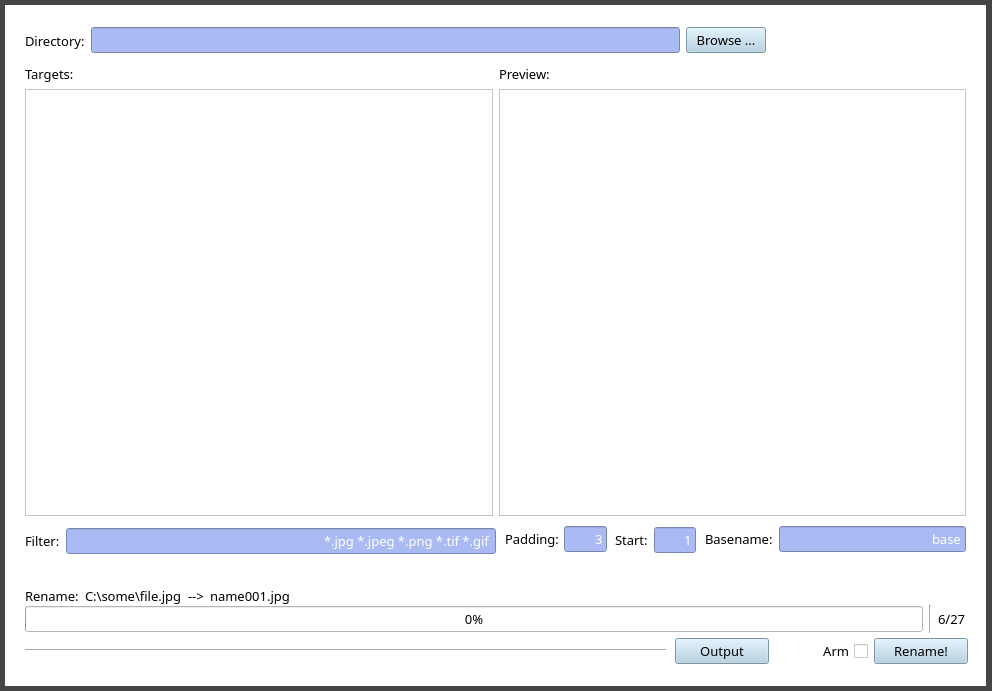
First picture: the form in batchrename.ui, repository 0E9B061F/batchrename, before the edit.
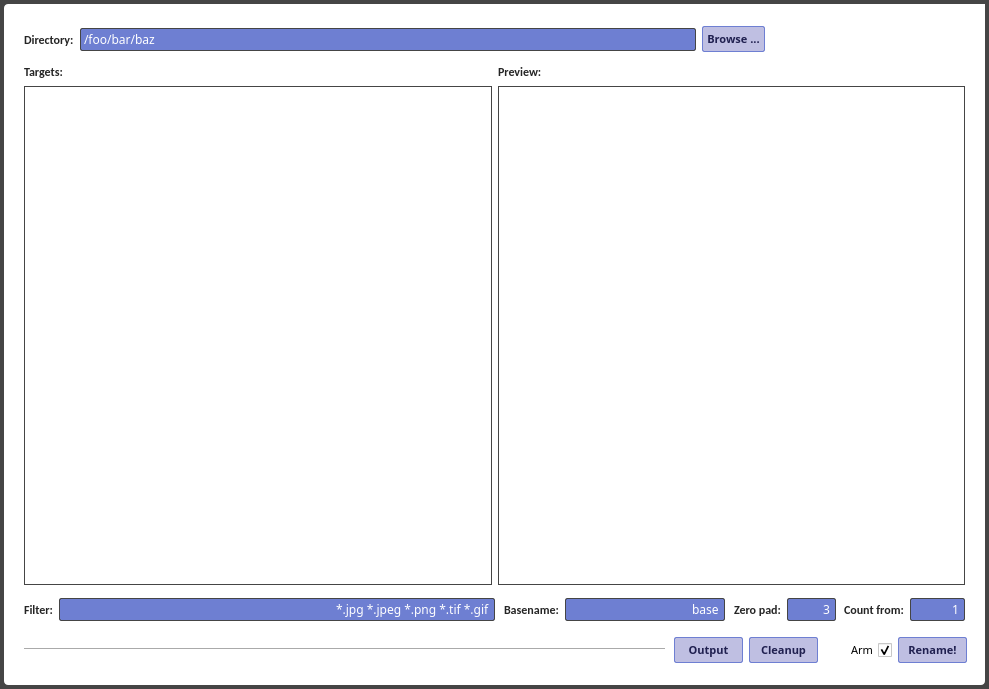
Second picture: the form after the edit. Icons and pictures are not drawn.

```diff
--- a/batchrename.ui
+++ b/batchrename.ui
@@ -7,20 +7,20 @@
    <rect>
     <x>0</x>
     <y>0</y>
-    <width>992</width>
-    <height>691</height>
+    <width>989</width>
+    <height>689</height>
    </rect>
   </property>
   <property name="minimumSize">
    <size>
-    <width>992</width>
-    <height>691</height>
+    <width>989</width>
+    <height>689</height>
    </size>
   </property>
   <property name="maximumSize">
    <size>
-    <width>992</width>
-    <height>691</height>
+    <width>989</width>
+    <height>689</height>
    </size>
   </property>
   <property name="palette">
@@ -116,8 +116,7 @@
   </property>
   <property name="font">
    <font>
-    <family>Candara</family>
-    <pointsize>10</pointsize>
+    <family>Calibri,Bitstream Vera Sans,Sans,sans-serif</family>
    </font>
   </property>
   <property name="acceptDrops">
@@ -130,19 +129,81 @@
    <bool>false</bool>
   </property>
   <property name="styleSheet">
-   <string notr="true">background-color: #454545;</string>
+   <string notr="true">#BatchRename {
+	background-color: #454545;
+	font-family: Calibri, Bitstream Vera Sans, Sans, sans-serif;
+}
+
+QWidget {
+	background-color: white;
+}
+
+#Wrapper {
+	background-color: white;
+	border-radius: 4px;
+}
+
+QLineEdit, QComboBox {
+	background-color: #6e7fd2;
+	color: #FFFFFF;
+	padding: 1px;
+	border-style: solid;
+	border: 1px solid #454545;
+	border-radius: 2px;
+	font-family: Terminus, Consolas, &quot;Courier New&quot;, monospace;
+}
+
+QPushButton {
+	font-family: Calibri, Bitstream Vera Sans, Sans, sans-serif;
+	background-color: #bfbfe2;
+	color: #202050;
+	padding: 4px;
+	border: 1px solid #6e7fd2;
+	border-radius: 2px;
+	font-family: Candara;
+	font-weight: bold;
+	font-style: normal;
+	font-size: 8pt;
+}
+#exitButton {
+	background-color: none;
+	border: none;
+}
+
+QToolTip {
+	font-family: Calibri, Bitstream Vera Sans, Sans, sans-serif;
+	color: #191919;
+	background-color: #ffffe0;
+	border: 1px solid #454545;
+	font-size: 8pt;
+}
+
+QListView {
+	font-family: Terminus, Consolas, &quot;Courier New&quot;, monospace;
+	border: 1px solid #454545;
+	padding: 5px;
+}
+
+QCheckBox {
+}
+
+QLabel {
+	font-family: Calibri, Bitstream Vera Sans, Sans, sans-serif;
+	font-weight: bold;
+	color: #252525;
+}</string>
   </property>
   <widget class="QWidget" name="Wrapper" native="true">
    <property name="geometry">
     <rect>
-     <x>5</x>
-     <y>5</y>
+     <x>4</x>
+     <y>4</y>
      <width>981</width>
      <height>681</height>
     </rect>
    </property>
    <property name="styleSheet">
-    <string notr="true">background-color: white;</string>
+    <string notr="true"/>
    </property>
    <widget class="QWidget" name="widget" native="true">
     <property name="geometry">
@@ -186,8 +247,9 @@
       <widget class="QLabel" name="directoryLabel">
        <property name="font">
         <font>
-         <family>Candara</family>
-         <pointsize>10</pointsize>
+         <family>Calibri,Bitstream Vera Sans,Sans,sans-serif</family>
+         <weight>75</weight>
+         <bold>true</bold>
         </font>
        </property>
        <property name="text">
@@ -199,18 +261,17 @@
       <widget class="QLineEdit" name="directoryInput">
        <property name="font">
         <font>
-         <family>Candara</family>
-         <pointsize>10</pointsize>
+         <family>Terminus,Consolas,Courier New,monospace</family>
         </font>
        </property>
        <property name="toolTip">
         <string>Select the directory containing the image files to be renamed</string>
        </property>
        <property name="styleSheet">
-        <string notr="true">background-color: #aabaf2; color: #FFFFFF;</string>
+        <string notr="true"/>
        </property>
        <property name="text">
-        <string/>
+        <string>/foo/bar/baz</string>
        </property>
       </widget>
      </item>
@@ -219,11 +280,14 @@
        <property name="font">
         <font>
          <family>Candara</family>
-         <pointsize>10</pointsize>
+         <pointsize>8</pointsize>
+         <weight>75</weight>
+         <italic>false</italic>
+         <bold>true</bold>
         </font>
        </property>
        <property name="styleSheet">
-        <string notr="true">background-color: #afcfe2;</string>
+        <string notr="true"/>
        </property>
        <property name="text">
         <string>Browse ...</string>
@@ -238,10 +302,10 @@
    <widget class="QWidget" name="horizontalLayoutWidget_9">
     <property name="geometry">
      <rect>
-      <x>610</x>
-      <y>520</y>
-      <width>81</width>
-      <height>30</height>
+      <x>840</x>
+      <y>590</y>
+      <width>121</width>
+      <height>31</height>
      </rect>
     </property>
     <property name="font">
@@ -255,12 +319,16 @@
       <widget class="QLabel" name="basenameLabel_2">
        <property name="font">
         <font>
-         <family>Candara</family>
-         <pointsize>10</pointsize>
+         <family>Calibri,Bitstream Vera Sans,Sans,sans-serif</family>
+         <weight>75</weight>
+         <bold>true</bold>
         </font>
        </property>
        <property name="text">
-        <string>Start:</string>
+        <string>Count from:</string>
+       </property>
+       <property name="buddy">
+        <cstring>startAtInput</cstring>
        </property>
       </widget>
      </item>
@@ -268,15 +336,14 @@
       <widget class="QLineEdit" name="basenameInput_2">
        <property name="font">
         <font>
-         <family>Candara</family>
-         <pointsize>10</pointsize>
+         <family>Terminus,Consolas,Courier New,monospace</family>
         </font>
        </property>
        <property name="toolTip">
         <string>Choose the base name for the renamed files</string>
        </property>
        <property name="styleSheet">
-        <string notr="true">background-color: #aabaf2; color: #FFFFFF;</string>
+        <string notr="true"/>
        </property>
        <property name="text">
         <string>1</string>
@@ -291,10 +358,10 @@
    <widget class="QWidget" name="horizontalLayoutWidget_4">
     <property name="geometry">
      <rect>
-      <x>700</x>
-      <y>520</y>
-      <width>261</width>
-      <height>28</height>
+      <x>500</x>
+      <y>590</y>
+      <width>221</width>
+      <height>31</height>
      </rect>
     </property>
     <property name="font">
@@ -308,8 +375,9 @@
       <widget class="QLabel" name="basenameLabel">
        <property name="font">
         <font>
-         <family>Candara</family>
-         <pointsize>10</pointsize>
+         <family>Calibri,Bitstream Vera Sans,Sans,sans-serif</family>
+         <weight>75</weight>
+         <bold>true</bold>
         </font>
        </property>
        <property name="text">
@@ -321,15 +389,14 @@
       <widget class="QLineEdit" name="basenameInput">
        <property name="font">
         <font>
-         <family>Candara</family>
-         <pointsize>10</pointsize>
+         <family>Terminus,Consolas,Courier New,monospace</family>
         </font>
        </property>
        <property name="toolTip">
         <string>Choose the base name for the renamed files</string>
        </property>
        <property name="styleSheet">
-        <string notr="true">background-color: #aabaf2; color: #FFFFFF;</string>
+        <string notr="true"/>
        </property>
        <property name="text">
         <string>base</string>
@@ -341,102 +408,13 @@
      </item>
     </layout>
    </widget>
-   <widget class="QWidget" name="horizontalLayoutWidget">
-    <property name="geometry">
-     <rect>
-      <x>20</x>
-      <y>580</y>
-      <width>941</width>
-      <height>22</height>
-     </rect>
-    </property>
-    <property name="font">
-     <font>
-      <family>Candara</family>
-      <pointsize>10</pointsize>
-     </font>
-    </property>
-    <layout class="QHBoxLayout" name="operationGroup">
-     <item>
-      <widget class="QLabel" name="operationLabel">
-       <property name="font">
-        <font>
-         <family>Candara</family>
-         <pointsize>10</pointsize>
-        </font>
-       </property>
-       <property name="text">
-        <string>Rename:</string>
-       </property>
-      </widget>
-     </item>
-     <item>
-      <widget class="QLabel" name="operationInput">
-       <property name="font">
-        <font>
-         <family>Candara</family>
-         <pointsize>10</pointsize>
-        </font>
-       </property>
-       <property name="text">
-        <string>C:\some\file.jpg</string>
-       </property>
-      </widget>
-     </item>
-     <item>
-      <widget class="QLabel" name="operationArrow">
-       <property name="font">
-        <font>
-         <family>Candara</family>
-         <pointsize>10</pointsize>
-        </font>
-       </property>
-       <property name="text">
-        <string>--&gt;</string>
-       </property>
-      </widget>
-     </item>
-     <item>
-      <widget class="QLabel" name="operationOutput">
-       <property name="font">
-        <font>
-         <family>Candara</family>
-         <pointsize>10</pointsize>
-        </font>
-       </property>
-       <property name="text">
-        <string>name001.jpg</string>
-       </property>
-      </widget>
-     </item>
-     <item>
-      <spacer name="operationSeperator">
-       <property name="font">
-        <font>
-         <family>Candara</family>
-         <pointsize>10</pointsize>
-        </font>
-       </property>
-       <property name="orientation">
-        <enum>Qt::Horizontal</enum>
-       </property>
-       <property name="sizeHint" stdset="0">
-        <size>
-         <width>40</width>
-         <height>20</height>
-        </size>
-       </property>
-      </spacer>
-     </item>
-    </layout>
-   </widget>
    <widget class="QWidget" name="horizontalLayoutWidget_6">
     <property name="geometry">
      <rect>
-      <x>500</x>
-      <y>520</y>
+      <x>730</x>
+      <y>590</y>
       <width>102</width>
-      <height>28</height>
+      <height>31</height>
      </rect>
     </property>
     <property name="font">
@@ -450,12 +428,16 @@
       <widget class="QLabel" name="paddingLabel">
        <property name="font">
         <font>
-         <family>Candara</family>
-         <pointsize>10</pointsize>
+         <family>Calibri,Bitstream Vera Sans,Sans,sans-serif</family>
+         <weight>75</weight>
+         <bold>true</bold>
         </font>
        </property>
        <property name="text">
-        <string>Padding:</string>
+        <string>Zero pad:</string>
+       </property>
+       <property name="buddy">
+        <cstring>paddingInput</cstring>
        </property>
       </widget>
      </item>
@@ -463,15 +445,14 @@
       <widget class="QLineEdit" name="paddingInput">
        <property name="font">
         <font>
-         <family>Candara</family>
-         <pointsize>10</pointsize>
+         <family>Terminus,Consolas,Courier New,monospace</family>
         </font>
        </property>
        <property name="toolTip">
         <string>Choose the base name for the renamed files</string>
        </property>
        <property name="styleSheet">
-        <string notr="true">background-color: #aabaf2; color: #FFFFFF;</string>
+        <string notr="true"/>
        </property>
        <property name="text">
         <string>3</string>
@@ -489,7 +470,7 @@
       <x>20</x>
       <y>60</y>
       <width>941</width>
-      <height>451</height>
+      <height>521</height>
      </rect>
     </property>
     <property name="font">
@@ -501,10 +482,17 @@
     <layout class="QGridLayout" name="previewGroup">
      <item row="1" column="0">
       <widget class="QLabel" name="previewTargetsLabel">
+       <property name="maximumSize">
+        <size>
+         <width>100</width>
+         <height>16777215</height>
+        </size>
+       </property>
        <property name="font">
         <font>
-         <family>Candara</family>
-         <pointsize>10</pointsize>
+         <family>Calibri,Bitstream Vera Sans,Sans,sans-serif</family>
+         <weight>75</weight>
+         <bold>true</bold>
         </font>
        </property>
        <property name="toolTip">
@@ -519,8 +507,7 @@
       <widget class="QListView" name="previewOutput">
        <property name="font">
         <font>
-         <family>Consolas</family>
-         <pointsize>9</pointsize>
+         <family>Terminus,Consolas,Courier New,monospace</family>
         </font>
        </property>
        <property name="toolTip">
@@ -535,8 +522,7 @@
       <widget class="QListView" name="previewTargets">
        <property name="font">
         <font>
-         <family>Consolas</family>
-         <pointsize>9</pointsize>
+         <family>Terminus,Consolas,Courier New,monospace</family>
         </font>
        </property>
        <property name="toolTip">
@@ -546,10 +532,17 @@
      </item>
      <item row="1" column="1">
       <widget class="QLabel" name="previewOutputLabel">
+       <property name="maximumSize">
+        <size>
+         <width>100</width>
+         <height>16777215</height>
+        </size>
+       </property>
        <property name="font">
         <font>
-         <family>Candara</family>
-         <pointsize>10</pointsize>
+         <family>Calibri,Bitstream Vera Sans,Sans,sans-serif</family>
+         <weight>75</weight>
+         <bold>true</bold>
         </font>
        </property>
        <property name="toolTip">
@@ -585,9 +578,9 @@
     <property name="geometry">
      <rect>
       <x>20</x>
-      <y>520</y>
+      <y>590</y>
       <width>471</width>
-      <height>32</height>
+      <height>31</height>
      </rect>
     </property>
     <property name="font">
@@ -601,8 +594,9 @@
       <widget class="QLabel" name="filterLabel">
        <property name="font">
         <font>
-         <family>Candara</family>
-         <pointsize>10</pointsize>
+         <family>Calibri,Bitstream Vera Sans,Sans,sans-serif</family>
+         <weight>75</weight>
+         <bold>true</bold>
         </font>
        </property>
        <property name="text">
@@ -614,15 +608,14 @@
       <widget class="QLineEdit" name="filterInput">
        <property name="font">
         <font>
-         <family>Candara</family>
-         <pointsize>10</pointsize>
+         <family>Terminus,Consolas,Courier New,monospace</family>
         </font>
        </property>
        <property name="toolTip">
         <string>Choose the base name for the renamed files</string>
        </property>
        <property name="styleSheet">
-        <string notr="true">background-color: #aabaf2; color: #FFFFFF;</string>
+        <string notr="true"/>
        </property>
        <property name="text">
         <string>*.jpg *.jpeg *.png *.tif *.gif</string>
@@ -634,190 +627,6 @@
      </item>
     </layout>
    </widget>
-   <widget class="QWidget" name="horizontalLayoutWidget_2">
-    <property name="geometry">
-     <rect>
-      <x>20</x>
-      <y>600</y>
-      <width>941</width>
-      <height>28</height>
-     </rect>
-    </property>
-    <property name="font">
-     <font>
-      <family>Candara</family>
-      <pointsize>10</pointsize>
-     </font>
-    </property>
-    <layout class="QHBoxLayout" name="progressGroup">
-     <item>
-      <widget class="QProgressBar" name="progressBar">
-       <property name="palette">
-        <palette>
-         <active>
-          <colorrole role="Button">
-           <brush brushstyle="SolidPattern">
-            <color alpha="255">
-             <red>255</red>
-             <green>255</green>
-             <blue>255</blue>
-            </color>
-           </brush>
-          </colorrole>
-          <colorrole role="Base">
-           <brush brushstyle="SolidPattern">
-            <color alpha="255">
-             <red>255</red>
-             <green>255</green>
-             <blue>255</blue>
-            </color>
-           </brush>
-          </colorrole>
-          <colorrole role="Window">
-           <brush brushstyle="SolidPattern">
-            <color alpha="255">
-             <red>255</red>
-             <green>255</green>
-             <blue>255</blue>
-            </color>
-           </brush>
-          </colorrole>
-          <colorrole role="Highlight">
-           <brush brushstyle="SolidPattern">
-            <color alpha="255">
-             <red>110</red>
-             <green>127</green>
-             <blue>210</blue>
-            </color>
-           </brush>
-          </colorrole>
-         </active>
-         <inactive>
-          <colorrole role="Button">
-           <brush brushstyle="SolidPattern">
-            <color alpha="255">
-             <red>255</red>
-             <green>255</green>
-             <blue>255</blue>
-            </color>
-           </brush>
-          </colorrole>
-          <colorrole role="Base">
-           <brush brushstyle="SolidPattern">
-            <color alpha="255">
-             <red>255</red>
-             <green>255</green>
-             <blue>255</blue>
-            </color>
-           </brush>
-          </colorrole>
-          <colorrole role="Window">
-           <brush brushstyle="SolidPattern">
-            <color alpha="255">
-             <red>255</red>
-             <green>255</green>
-             <blue>255</blue>
-            </color>
-           </brush>
-          </colorrole>
-          <colorrole role="Highlight">
-           <brush brushstyle="SolidPattern">
-            <color alpha="255">
-             <red>110</red>
-             <green>127</green>
-             <blue>210</blue>
-            </color>
-           </brush>
-          </colorrole>
-         </inactive>
-         <disabled>
-          <colorrole role="Button">
-           <brush brushstyle="SolidPattern">
-            <color alpha="255">
-             <red>255</red>
-             <green>255</green>
-             <blue>255</blue>
-            </color>
-           </brush>
-          </colorrole>
-          <colorrole role="Base">
-           <brush brushstyle="SolidPattern">
-            <color alpha="255">
-             <red>255</red>
-             <green>255</green>
-             <blue>255</blue>
-            </color>
-           </brush>
-          </colorrole>
-          <colorrole role="Window">
-           <brush brushstyle="SolidPattern">
-            <color alpha="255">
-             <red>255</red>
-             <green>255</green>
-             <blue>255</blue>
-            </color>
-           </brush>
-          </colorrole>
-          <colorrole role="Highlight">
-           <brush brushstyle="SolidPattern">
-            <color alpha="255">
-             <red>0</red>
-             <green>0</green>
-             <blue>128</blue>
-            </color>
-           </brush>
-          </colorrole>
-         </disabled>
-        </palette>
-       </property>
-       <property name="font">
-        <font>
-         <family>Candara</family>
-         <pointsize>10</pointsize>
-        </font>
-       </property>
-       <property name="styleSheet">
-        <string notr="true"/>
-       </property>
-       <property name="value">
-        <number>0</number>
-       </property>
-       <property name="textVisible">
-        <bool>true</bool>
-       </property>
-       <property name="invertedAppearance">
-        <bool>false</bool>
-       </property>
-      </widget>
-     </item>
-     <item>
-      <widget class="Line" name="progressSeperator">
-       <property name="font">
-        <font>
-         <family>Candara</family>
-         <pointsize>10</pointsize>
-        </font>
-       </property>
-       <property name="orientation">
-        <enum>Qt::Vertical</enum>
-       </property>
-      </widget>
-     </item>
-     <item>
-      <widget class="QLabel" name="progressLabel">
-       <property name="font">
-        <font>
-         <family>Candara</family>
-         <pointsize>10</pointsize>
-        </font>
-       </property>
-       <property name="text">
-        <string>6/27</string>
-       </property>
-      </widget>
-     </item>
-    </layout>
-   </widget>
    <widget class="QWidget" name="horizontalLayoutWidget_5">
     <property name="geometry">
      <rect>
@@ -839,14 +648,17 @@
        <property name="font">
         <font>
          <family>Candara</family>
-         <pointsize>10</pointsize>
+         <pointsize>8</pointsize>
+         <weight>75</weight>
+         <italic>false</italic>
+         <bold>true</bold>
         </font>
        </property>
        <property name="toolTip">
         <string>Perform the batch rename operation</string>
        </property>
        <property name="styleSheet">
-        <string notr="true">background-color: #afcfe2;</string>
+        <string notr="true"/>
        </property>
        <property name="text">
         <string>Output</string>
@@ -854,12 +666,40 @@
       </widget>
      </item>
      <item>
-      <widget class="QCheckBox" name="renameSafety">
+      <widget class="QPushButton" name="cleanupButton">
        <property name="font">
         <font>
          <family>Candara</family>
-         <pointsize>10</pointsize>
+         <pointsize>8</pointsize>
+         <weight>75</weight>
+         <italic>false</italic>
+         <bold>true</bold>
         </font>
+       </property>
+       <property name="cursor">
+        <cursorShape>PointingHandCursor</cursorShape>
+       </property>
+       <property name="toolTip">
+        <string>Delete any existing renamed files</string>
+       </property>
+       <property name="styleSheet">
+        <string notr="true"/>
+       </property>
+       <property name="text">
+        <string>Cleanup</string>
+       </property>
+      </widget>
+     </item>
+     <item>
+      <widget class="QCheckBox" name="safetyToggle">
+       <property name="font">
+        <font>
+         <family>Candara</family>
+         <pointsize>8</pointsize>
+        </font>
+       </property>
+       <property name="toolTip">
+        <string>Enable rename operations</string>
        </property>
        <property name="layoutDirection">
         <enum>Qt::RightToLeft</enum>
@@ -867,29 +707,115 @@
        <property name="text">
         <string>Arm</string>
        </property>
+       <property name="checked">
+        <bool>true</bool>
+       </property>
       </widget>
      </item>
      <item>
       <widget class="QPushButton" name="renameButton">
+       <property name="enabled">
+        <bool>true</bool>
+       </property>
        <property name="font">
         <font>
          <family>Candara</family>
-         <pointsize>10</pointsize>
+         <pointsize>8</pointsize>
+         <weight>75</weight>
+         <italic>false</italic>
+         <bold>true</bold>
         </font>
        </property>
        <property name="toolTip">
         <string>Perform the batch rename operation</string>
        </property>
        <property name="styleSheet">
-        <string notr="true">background-color: #afcfe2;</string>
+        <string notr="true"/>
        </property>
        <property name="text">
         <string>Rename!</string>
        </property>
+       <property name="checkable">
+        <bool>false</bool>
+       </property>
       </widget>
      </item>
     </layout>
    </widget>
+   <widget class="QWidget" name="exitGroup" native="true">
+    <property name="geometry">
+     <rect>
+      <x>956</x>
+      <y>0</y>
+      <width>25</width>
+      <height>25</height>
+     </rect>
+    </property>
+    <property name="sizePolicy">
+     <sizepolicy hsizetype="Fixed" vsizetype="Fixed">
+      <horstretch>0</horstretch>
+      <verstretch>0</verstretch>
+     </sizepolicy>
+    </property>
+    <property name="minimumSize">
+     <size>
+      <width>25</width>
+      <height>25</height>
+     </size>
+    </property>
+    <property name="maximumSize">
+     <size>
+      <width>25</width>
+      <height>25</height>
+     </size>
+    </property>
+    <property name="font">
+     <font>
+      <family>Calibri</family>
+      <pointsize>10</pointsize>
+     </font>
+    </property>
+    <property name="cursor">
+     <cursorShape>PointingHandCursor</cursorShape>
+    </property>
+    <property name="contextMenuPolicy">
+     <enum>Qt::NoContextMenu</enum>
+    </property>
+    <property name="layoutDirection">
+     <enum>Qt::LeftToRight</enum>
+    </property>
+    <property name="autoFillBackground">
+     <bool>false</bool>
+    </property>
+    <property name="styleSheet">
+     <string notr="true">background-image: url(/home/nn/code/batchrename/xquit.png)</string>
+    </property>
+    <widget class="QPushButton" name="exitButton">
+     <property name="geometry">
+      <rect>
+       <x>0</x>
+       <y>0</y>
+       <width>25</width>
+       <height>25</height>
+      </rect>
+     </property>
+     <property name="styleSheet">
+      <string notr="true">background-image: url(none) !important;</string>
+     </property>
+     <property name="text">
+      <string/>
+     </property>
+     <property name="iconSize">
+      <size>
+       <width>25</width>
+       <height>25</height>
+      </size>
+     </property>
+     <property name="flat">
+      <bool>true</bool>
+     </property>
+    </widget>
+   </widget>
   </widget>
  </widget>
  <tabstops>
```
Left out of the diff: 176 changed lines with no effect on the pictures.
